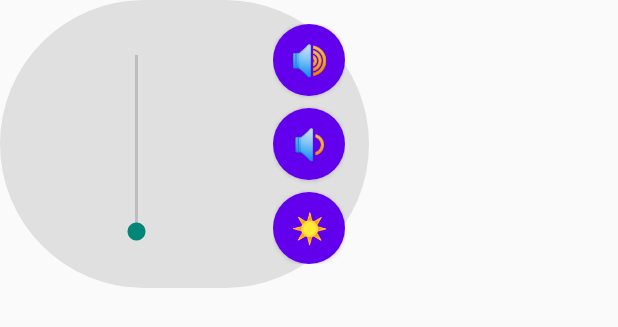
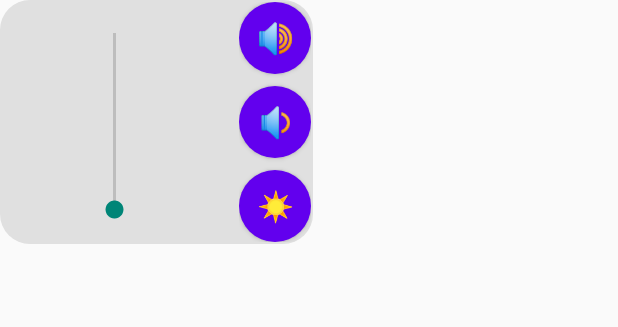
Before and after one commit to Alex16oz/Widgetku, an Android app built with Jetpack Compose: the layout floating_volume_widget.xml on its own in the app's theme, with its tools: preview values and no code run, on a phone screen of 412 x 824 dp. Shown: the top 327 px of the screen. Run offline under Robolectric (Android 15) with nearby library versions, the phone set to English and light mode, and no system bars.

Commit message:
v13 widget 2 done

```diff
--- a/app/src/main/res/drawable/oval_background.xml
+++ b/app/src/main/res/drawable/oval_background.xml
@@ -1,4 +1,6 @@
 <?xml version="1.0" encoding="utf-8"?>
 <shape xmlns:android="http://schemas.android.com/apk/res/android"
     android:shape="rectangle">
-    <solid android:color="#E0E0E0" /> <corners android:radius="100dp" /> </shape>
+    <solid android:color="#E0E0E0" />
+    <corners android:radius="20dp" />
+</shape>
--- a/app/src/main/res/layout/floating_volume_widget.xml
+++ b/app/src/main/res/layout/floating_volume_widget.xml
@@ -9,7 +9,7 @@
         android:layout_height="wrap_content"
         android:orientation="horizontal"
         android:gravity="center"
-        android:padding="16dp">
+        android:padding="1dp">
 
         <SeekBar
             android:id="@+id/volume_seekbar"
@@ -23,7 +23,7 @@
             android:layout_height="wrap_content"
             android:orientation="vertical"
             android:gravity="center"
-            android:layout_marginStart="16dp">
+            android:layout_marginStart="8dp">
 
             <Button
                 android:id="@+id/floating_volume_up_button"
```
